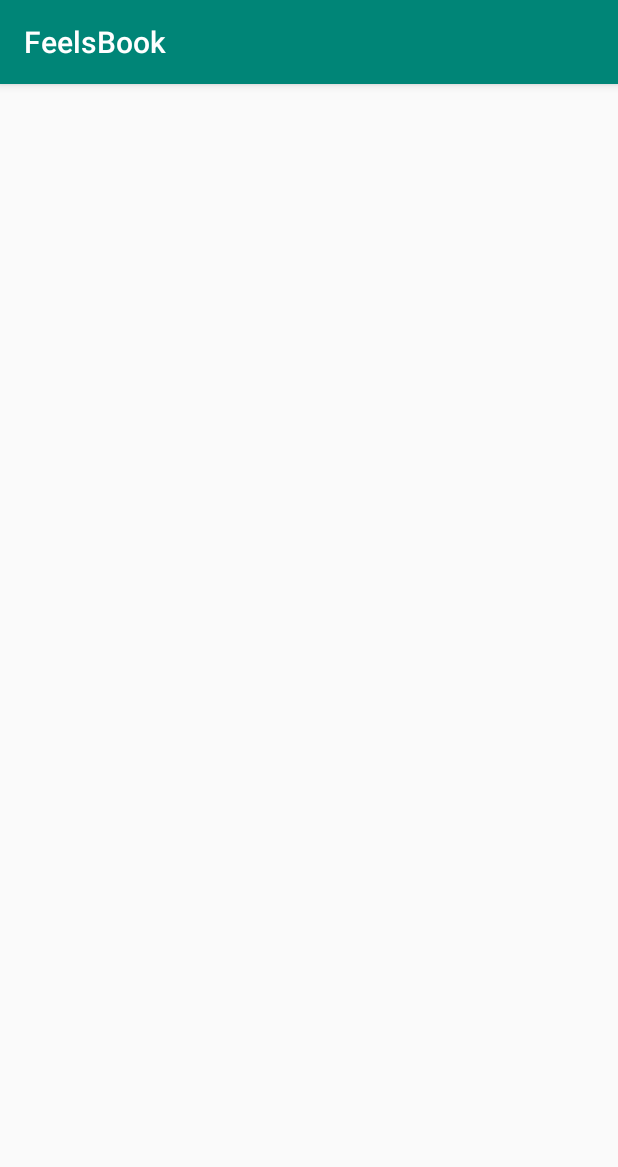
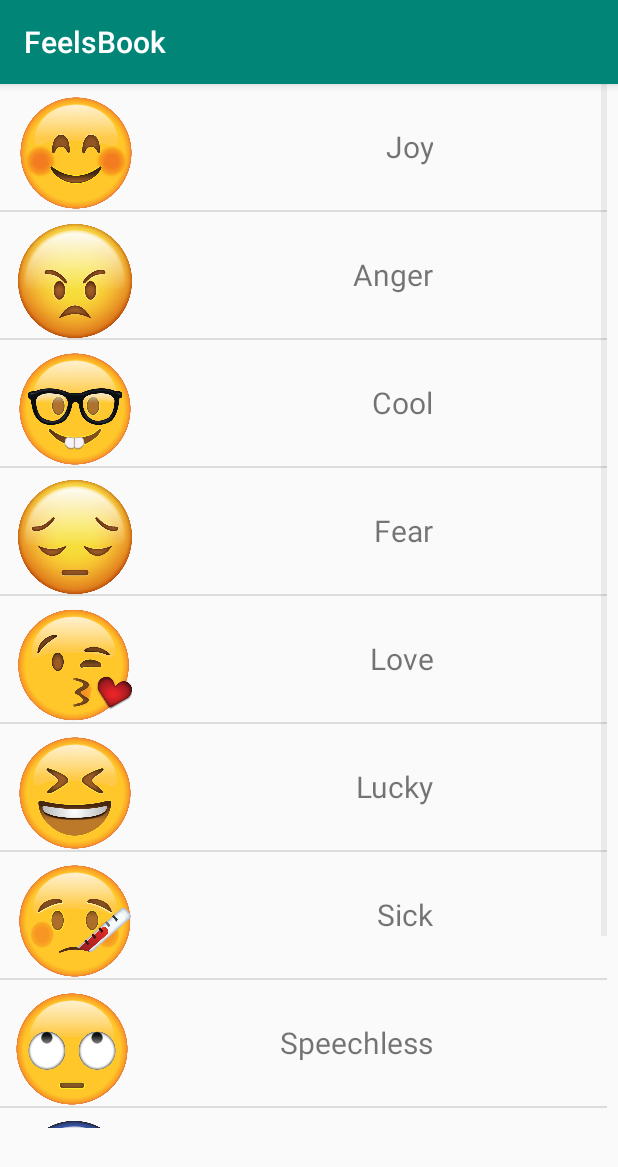
Before and after one commit to konantian/FeelsBook, an Android app: the RecordActivity screen opened directly, with no data from a screen before it, on a phone screen of 412 x 824 dp. Shown: the top 1167 px of the screen. Run offline under Robolectric (Android 15) with nearby library versions, the phone set to English and light mode, and no system bars.

Commit message:
update models and adapters

```diff
--- a/app/src/main/java/com/example/wangyuan/feelsbook/Activity/RecordActivity.java
+++ b/app/src/main/java/com/example/wangyuan/feelsbook/Activity/RecordActivity.java
@@ -2,14 +2,41 @@ package com.example.wangyuan.feelsbook.Activity;
 
 import android.support.v7.app.AppCompatActivity;
 import android.os.Bundle;
+import android.widget.ListView;
 
+import com.example.wangyuan.feelsbook.Adapter.RecordAdapter;
+import com.example.wangyuan.feelsbook.Model.Emotion;
 import com.example.wangyuan.feelsbook.R;
 
+import java.util.ArrayList;
+import java.util.List;
+
 public class RecordActivity extends AppCompatActivity {
+
+    List<Emotion> emotionData;
 
     @Override
     protected void onCreate(Bundle savedInstanceState) {
         super.onCreate(savedInstanceState);
         setContentView(R.layout.activity_record);
+
+        emotionData = new ArrayList<>();
+        emotionData.add(new Emotion(R.drawable.joy,"Joy"));
+        emotionData.add(new Emotion(R.drawable.anger,"Anger"));
+        emotionData.add(new Emotion(R.drawable.cool,"Cool"));
+        emotionData.add(new Emotion(R.drawable.fear,"Fear"));
+        emotionData.add(new Emotion(R.drawable.love,"Love"));
+        emotionData.add(new Emotion(R.drawable.lucky,"Lucky"));
+        emotionData.add(new Emotion(R.drawable.sick,"Sick"));
+        emotionData.add(new Emotion(R.drawable.speechless,"Speechless"));
+        emotionData.add(new Emotion(R.drawable.surprise,"Surprise"));
+        emotionData.add(new Emotion(R.drawable.sadness,"Sadness"));
+
+        final ListView listView = findViewById(R.id.EmotionsList);
+
+        RecordAdapter adapter = new RecordAdapter(this,R.layout.emotion_list,emotionData);
+        listView.setAdapter(adapter);
+
     }
+
 }
--- /dev/null
+++ b/app/src/main/java/com/example/wangyuan/feelsbook/Adapter/RecordAdapter.java
@@ -0,0 +1,42 @@
+package com.example.wangyuan.feelsbook.Adapter;
+
+import android.content.Context;
+import android.support.annotation.NonNull;
+import android.support.annotation.Nullable;
+import android.view.LayoutInflater;
+import android.view.View;
+import android.view.ViewGroup;
+import android.widget.ArrayAdapter;
+import android.widget.ImageView;
+import android.widget.TextView;
+
+import com.example.wangyuan.feelsbook.Model.Emotion;
+import com.example.wangyuan.feelsbook.R;
+
+import java.util.List;
+
+public class RecordAdapter extends ArrayAdapter<Emotion> {
+
+    private int resourceId;
+    private List<Emotion> emotions;
+
+    public RecordAdapter(@NonNull Context context, int resource, List<Emotion> emotions) {
+        super(context, resource, emotions);
+        resourceId = resource;
+        this.emotions = emotions;
+    }
+
+    @NonNull
+    @Override
+    public View getView(int position, @Nullable View convertView, @NonNull ViewGroup parent) {
+        View view = LayoutInflater.from(getContext()).inflate(resourceId, null);
+        TextView emojiName = view.findViewById(R.id.emoji_name);
+        ImageView emojiPic = view.findViewById(R.id.emoji_picture);
+
+        Emotion emotion = emotions.get(position);
+        emojiName.setText(emotion.feeling);
+        emojiPic.setImageResource(emotion.resId);
+
+        return view;
+    }
+}
--- /dev/null
+++ b/app/src/main/java/com/example/wangyuan/feelsbook/Model/Emotion.java
@@ -0,0 +1,11 @@
+package com.example.wangyuan.feelsbook.Model;
+
+public class Emotion {
+    public String feeling;
+    public int resId;
+
+    public Emotion(int resId,String feeling) {
+        this.resId = resId;
+        this.feeling = feeling;
+    }
+}
--- a/app/src/main/res/layout/activity_record.xml
+++ b/app/src/main/res/layout/activity_record.xml
@@ -6,4 +6,12 @@
     android:layout_height="match_parent"
     tools:context=".Activity.RecordActivity">
 
+    <ListView
+        android:id="@+id/EmotionsList"
+        android:layout_width="405dp"
+        android:layout_height="696dp"
+        android:layout_marginEnd="8dp"
+        android:layout_marginRight="8dp"
+        app:layout_constraintEnd_toEndOf="parent"
+        tools:layout_editor_absoluteY="-2dp" />
 </android.support.constraint.ConstraintLayout>
--- /dev/null
+++ b/app/src/main/res/layout/emotion_list.xml
@@ -0,0 +1,49 @@
+<?xml version="1.0" encoding="utf-8"?>
+<android.support.constraint.ConstraintLayout
+    xmlns:android="http://schemas.android.com/apk/res/android"
+    xmlns:app="http://schemas.android.com/apk/res-auto"
+    xmlns:tools="http://schemas.android.com/tools"
+    android:layout_width="match_parent"
+    android:layout_height="match_parent">
+
+
+    <ImageView
+        android:id="@+id/emoji_picture"
+        android:layout_width="76dp"
+        android:layout_height="76dp"
+        android:layout_marginStart="8dp"
+        android:layout_marginLeft="8dp"
+        android:layout_marginTop="8dp"
+        android:layout_marginEnd="8dp"
+        android:layout_marginRight="8dp"
+        android:layout_marginBottom="8dp"
+        app:layout_constraintBottom_toTopOf="@+id/guideline2"
+        app:layout_constraintEnd_toStartOf="@+id/emoji_name"
+        app:layout_constraintHorizontal_bias="0.031"
+        app:layout_constraintStart_toStartOf="parent"
+        app:layout_constraintTop_toTopOf="parent"
+        app:layout_constraintVertical_bias="0.0"
+        app:srcCompat="@mipmap/ic_launcher" />
+
+    <android.support.constraint.Guideline
+        android:id="@+id/guideline2"
+        android:layout_width="wrap_content"
+        android:layout_height="wrap_content"
+        android:orientation="horizontal"
+        app:layout_constraintGuide_begin="83dp" />
+
+    <TextView
+        android:id="@+id/emoji_name"
+        android:layout_width="wrap_content"
+        android:layout_height="wrap_content"
+        android:layout_marginTop="8dp"
+        android:layout_marginEnd="116dp"
+        android:layout_marginRight="116dp"
+        android:layout_marginBottom="8dp"
+        android:gravity="center_vertical|center_horizontal|center"
+        android:text="TextView"
+        android:textSize="20sp"
+        app:layout_constraintBottom_toTopOf="@+id/guideline2"
+        app:layout_constraintEnd_toEndOf="parent"
+        app:layout_constraintTop_toTopOf="parent" />
+</android.support.constraint.ConstraintLayout>
--- a/app/src/main/res/values/strings.xml
+++ b/app/src/main/res/values/strings.xml
@@ -5,4 +5,22 @@
     <string name="historyButton">Check History</string>
     <string name="recordButton">Record Feels</string>
     <string name="askFeeling">How do you feel today?</string>
+
+    <!-- String for RecordActivity -->
+    <string name="feeling_prompt">Choose your feeling</string>
+
+    <string-array name="feels_arrays">
+        <item>Joy</item>
+        <item>Surprise</item>
+        <item>Sadness</item>
+        <item>Lucky</item>
+        <item>Anger</item>
+        <item>Love</item>
+        <item>Cool</item>
+        <item>Fear</item>
+        <item>Sick</item>
+        <item>Speechless</item>
+    </string-array>
+
+    <string name="current_feeling">How do you feel now?</string>
 </resources>
```
Also changed, not shown: app/src/main/res/drawable/anger.png, app/src/main/res/drawable/cool.png, app/src/main/res/drawable/fear.png, app/src/main/res/drawable/joy.png, app/src/main/res/drawable/love.png, app/src/main/res/drawable/lucky.png, app/src/main/res/drawable/sadness.png, app/src/main/res/drawable/sick.png, app/src/main/res/drawable/speechless.png, app/src/main/res/drawable/surprise.png.
